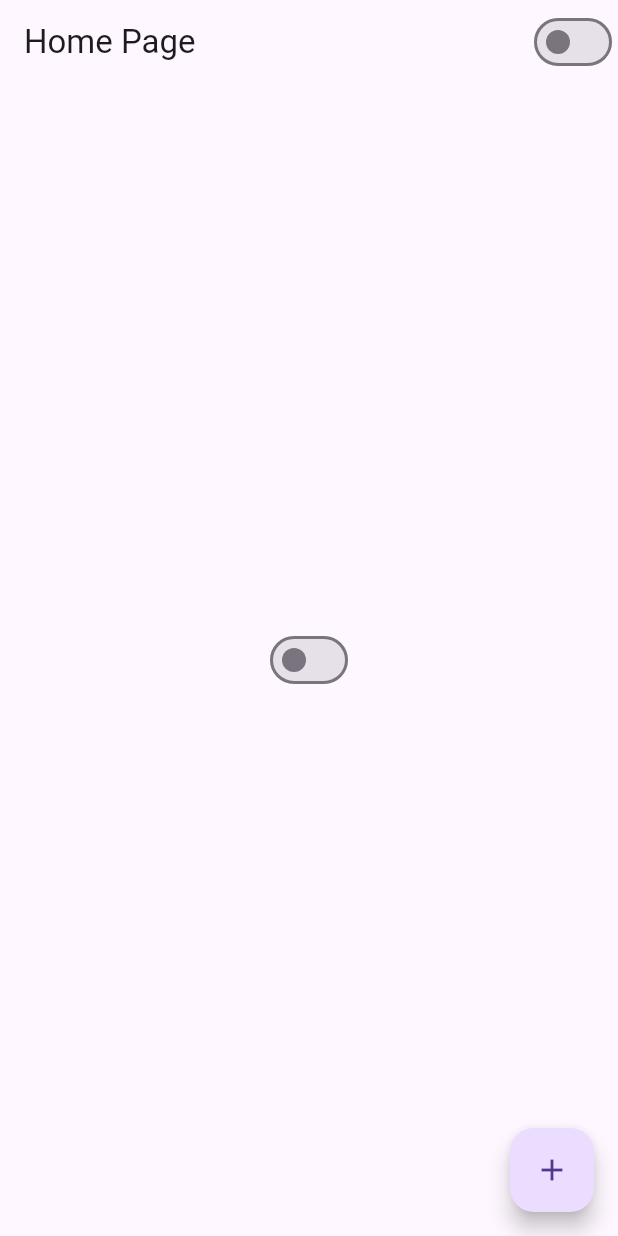
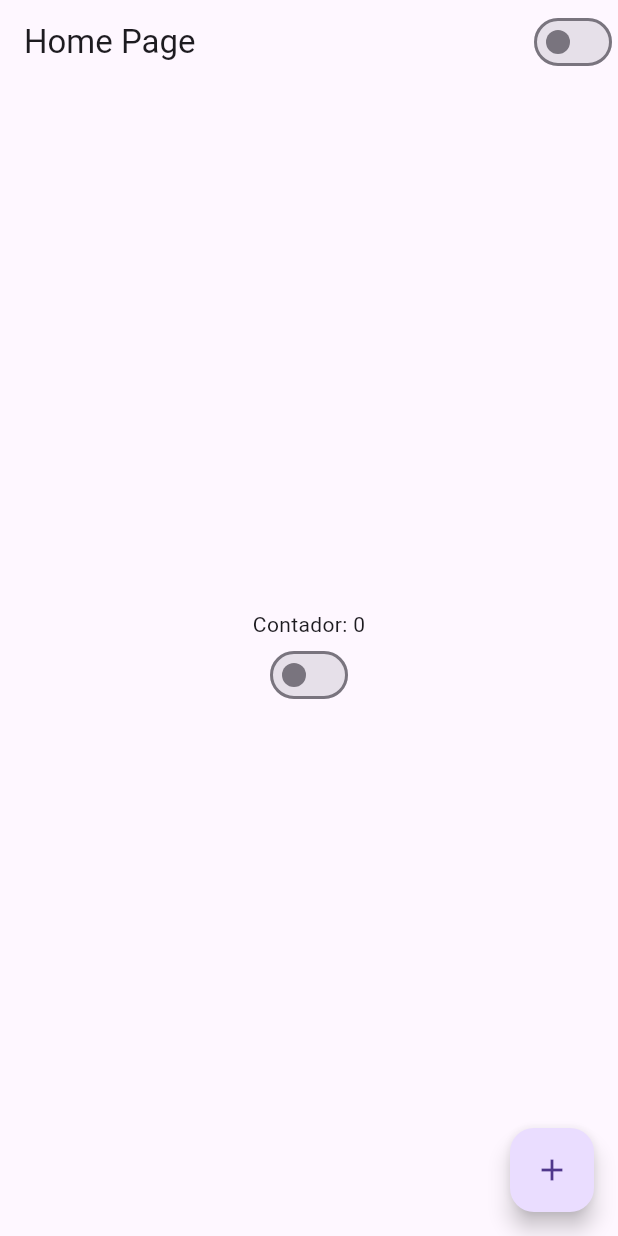
Before and after one commit to GabRodrigues23/curso_flutterando, a Flutter app: the screen it shows after launch, on a phone screen of 412 x 824 dp. Run offline on Flutter 3.47's test engine with Material 3 defaults, Android fonts, the phone set to English and light mode, and no system bars.

Commit message:
Aula #14

```diff
--- a/hello_world/lib/home_page.dart
+++ b/hello_world/lib/home_page.dart
@@ -16,13 +16,18 @@ class HomePageState extends State<HomePage> {
     return Scaffold(
       appBar: AppBar(
         title: Text('Home Page'),
-        actions: [
-          CustomSwitch()
-        ],
+        actions: [CustomSwitch()],
       ),
-      body: Center(
-        child: CustomSwitch(),
-      ),
+      body: Container(
+          width: double.infinity,
+          height: double.infinity,
+          child: Column(
+            mainAxisAlignment: MainAxisAlignment.center,
+            children: [
+              Text('Contador: $counter'),
+              CustomSwitch(),
+            ],
+          )),
       floatingActionButton: FloatingActionButton(
           child: Icon(Icons.add),
           onPressed: () {
```
Also changed, not shown: hello_world/lib/app_widget.dart (+4 -5 lines).
